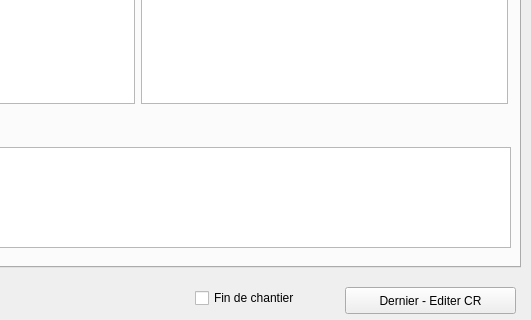
Old version of the form ui_operation.ui in the repository VincentD/bdtravaux; both pictures show x 245 to 776 and y 473 to 793 of the 776 by 793 pixel window.
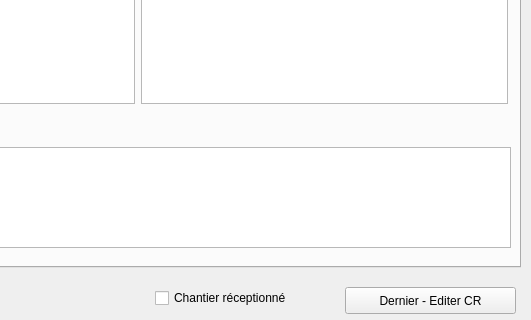
New version of the form.

Commit message: Module "sortie" : ajouté des QRadioButtons dans un QGroupBox pour que 'utilisateur indique le motif de sa visite sur le site. Ces QRadioButtons renvoient l'objet objetVisiText, dnas lequel est contenu le texte du bouton radio sélectionné, qui sera entré en base de données.

Diff of the .ui file:
```diff
--- a/ui_operation.ui
+++ b/ui_operation.ui
@@ -713,14 +713,14 @@
   <widget class="QCheckBox" name="chantfini">
    <property name="geometry">
     <rect>
-     <x>440</x>
+     <x>400</x>
      <y>760</y>
-     <width>131</width>
+     <width>171</width>
      <height>22</height>
     </rect>
    </property>
    <property name="text">
-    <string>Fin de chantier</string>
+    <string>Chantier réceptionné</string>
    </property>
   </widget>
  </widget>
```
The commit also changes 3 other files.
